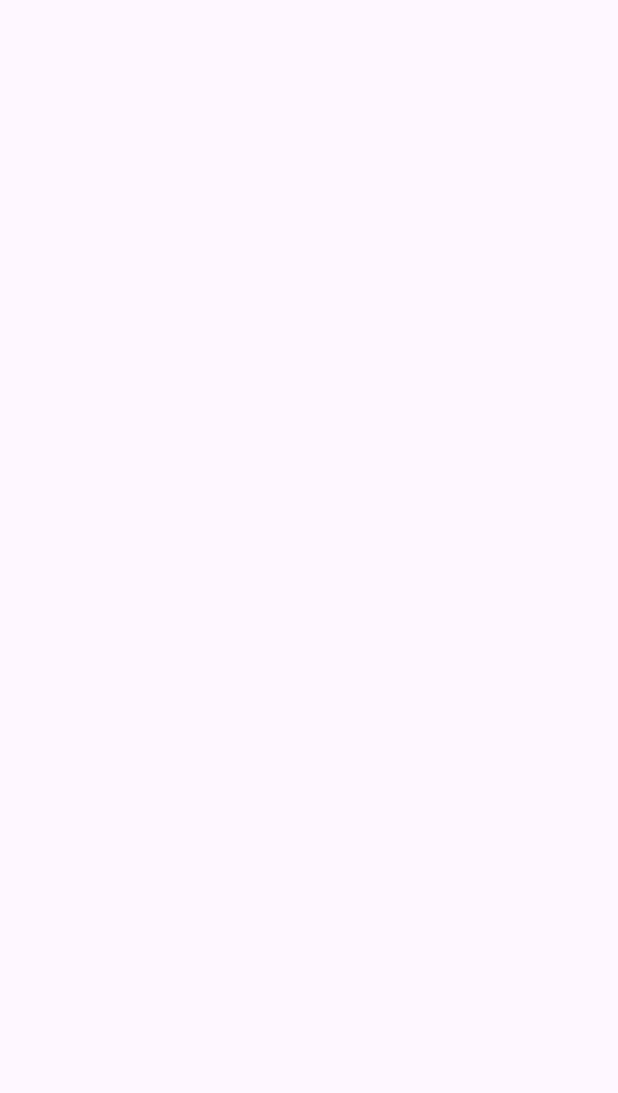
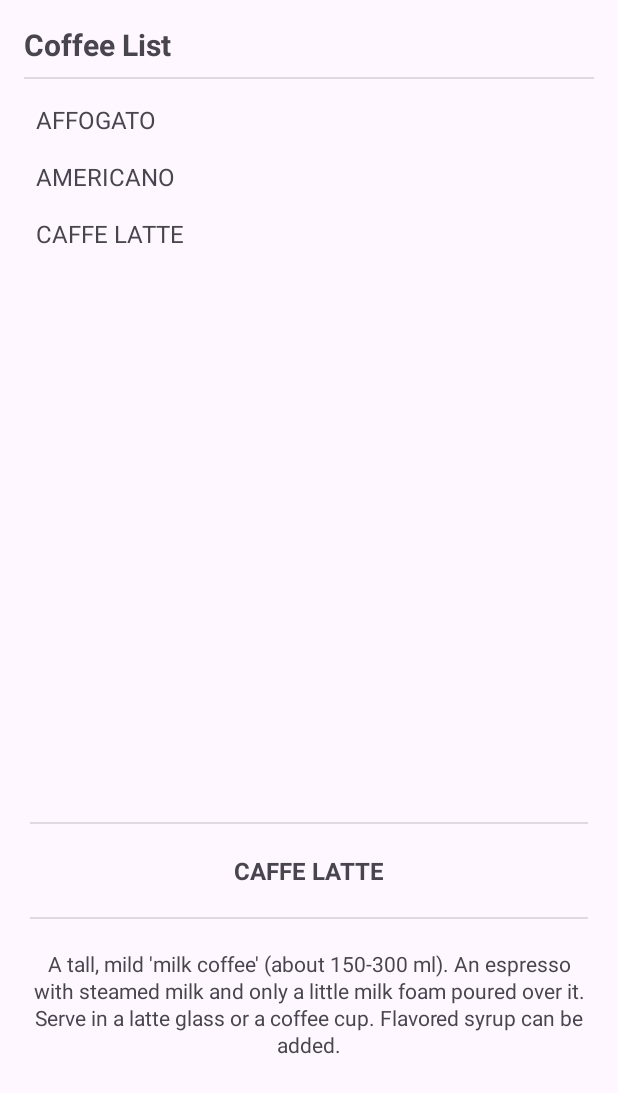
Before and after one commit to sakuranadira/LAB_WEEK_03, an Android app: the screen it shows after launch (MainActivity), on a phone screen of 412 x 824 dp. Before the commit the part shown is empty. Shown: the top 1093 px of the screen. Run offline under Robolectric (Android 15) with nearby library versions, the phone set to English and light mode, and no system bars.

Commit message:
Commit No. 2 – add coffee list & detail fragment

```diff
--- /dev/null
+++ b/app/src/main/java/com/example/lab_week_03/ListFragment.kt
@@ -0,0 +1,58 @@
+package com.example.lab_week_03
+
+import android.content.Context
+import android.os.Bundle
+import android.view.LayoutInflater
+import android.view.View
+import android.view.ViewGroup
+import androidx.fragment.app.Fragment
+
+class ListFragment : Fragment(), View.OnClickListener {
+
+    private lateinit var coffeeListener: CoffeeListener
+
+    override fun onAttach(context: Context) {
+        super.onAttach(context)
+        if (context is CoffeeListener) {
+            coffeeListener = context
+        } else {
+            throw RuntimeException("$context must implement CoffeeListener")
+        }
+    }
+
+    override fun onCreate(savedInstanceState: Bundle?) {
+        super.onCreate(savedInstanceState)
+    }
+
+    override fun onCreateView(
+        inflater: LayoutInflater, container: ViewGroup?,
+        savedInstanceState: Bundle?
+    ): View? {
+        return inflater.inflate(R.layout.fragment_list, container, false)
+    }
+
+    override fun onViewCreated(view: View, savedInstanceState: Bundle?) {
+        super.onViewCreated(view, savedInstanceState)
+
+        val coffeeList = listOf<View>(
+            view.findViewById(R.id.affogato),
+            view.findViewById(R.id.americano),
+            view.findViewById(R.id.latte)
+        )
+
+        coffeeList.forEach {
+            it.setOnClickListener(this)
+        }
+    }
+
+    override fun onClick(v: View?) {
+        v?.let { coffee ->
+            coffeeListener.onSelected(coffee.id)
+        }
+    }
+
+    companion object {
+        @JvmStatic
+        fun newInstance() = ListFragment()
+    }
+}
--- a/app/src/main/java/com/example/lab_week_03/MainActivity.kt
+++ b/app/src/main/java/com/example/lab_week_03/MainActivity.kt
@@ -8,7 +8,11 @@ import androidx.appcompat.app.AppCompatActivity
 import androidx.core.view.ViewCompat
 import androidx.core.view.WindowInsetsCompat
 
-class MainActivity : AppCompatActivity() {
+interface CoffeeListener {
+    fun onSelected(id: Int)
+}
+
+class MainActivity : AppCompatActivity(), CoffeeListener{
     override fun onCreate(savedInstanceState: Bundle?) {
         super.onCreate(savedInstanceState)
         enableEdgeToEdge()
@@ -20,30 +24,12 @@ class MainActivity : AppCompatActivity() {
                 systemBars.bottom)
             insets
         }
+    }
 
-        Log.d(TAG, "onCreate")
-    }
-    override fun onStart() {
-        super.onStart()
-        Log.d(TAG, "onStart")
-    }
-    override fun onResume() {
-        super.onResume()
-        Log.d(TAG, "onResume")
-    }
-    override fun onPause() {
-        super.onPause()
-        Log.d(TAG, "onPause")
-    }
-    override fun onStop() {
-        super.onStop()
-        Log.d(TAG, "onStop")
-    }
-    override fun onDestroy() {
-        super.onDestroy()
-        Log.d(TAG, "onDestroy")
-    }
-    companion object {
+    override fun onSelected(id: Int){
+        val detailFragment = supportFragmentManager
+            .findFragmentById(R.id.fragment_detail)
+                as DetailFragment
+        detailFragment.setCoffeeData(id)
     }
 }
-private const val TAG = "MainActivity"
--- a/app/src/main/res/layout/activity_main.xml
+++ b/app/src/main/res/layout/activity_main.xml
@@ -1,15 +1,32 @@
 <?xml version="1.0" encoding="utf-8"?>
-<androidx.constraintlayout.widget.ConstraintLayout xmlns:android="http://schemas.android.com/apk/res/android"
+<LinearLayout
+    xmlns:android="http://schemas.android.com/apk/res/android"
     xmlns:app="http://schemas.android.com/apk/res-auto"
     xmlns:tools="http://schemas.android.com/tools"
     android:id="@+id/main"
     android:layout_width="match_parent"
     android:layout_height="match_parent"
+    android:orientation="vertical"
     tools:context=".MainActivity">
 
-    <FrameLayout
-        android:id="@+id/fragment_container"
+    <androidx.fragment.app.FragmentContainerView
+        android:id="@+id/fragment_list"
+        android:name="com.example.lab_week_03.ListFragment"
         android:layout_width="match_parent"
-        android:layout_height="match_parent"/>
+        android:layout_height="0dp"
+        android:layout_weight="2" />
 
-</androidx.constraintlayout.widget.ConstraintLayout>
+    <View
+        android:layout_width="match_parent"
+        android:layout_height="1dp"
+        android:layout_marginHorizontal="20dp"
+        android:background="?android:attr/dividerVertical" />
+
+    <androidx.fragment.app.FragmentContainerView
+        android:id="@+id/fragment_detail"
+        android:name="com.example.lab_week_03.DetailFragment"
+        android:layout_width="match_parent"
+        android:layout_height="0dp"
+        android:layout_weight="1" />
+
+</LinearLayout>
--- /dev/null
+++ b/app/src/main/res/layout/fragment_detail.xml
@@ -0,0 +1,32 @@
+<?xml version="1.0" encoding="utf-8"?>
+<LinearLayout
+    xmlns:android="http://schemas.android.com/apk/res/android"
+    android:layout_width="match_parent"
+    android:layout_height="match_parent"
+    android:orientation="vertical"
+    android:padding="20dp">
+
+    <TextView
+        android:id="@+id/coffee_title"
+        android:layout_width="match_parent"
+        android:layout_height="wrap_content"
+        android:gravity="center"
+        android:textStyle="bold"
+        android:textSize="16sp"
+        android:text="@string/latte_title"/>
+
+    <View
+        android:layout_width="match_parent"
+        android:layout_height="1dp"
+        android:layout_marginVertical="20dp"
+        android:background="?android:attr/dividerVertical" />
+
+    <TextView
+        android:id="@+id/coffee_desc"
+        android:layout_width="match_parent"
+        android:layout_height="wrap_content"
+        android:gravity="center_horizontal"
+        android:textSize="14sp"
+        android:lineSpacingExtra="2dp"
+        android:text="@string/latte_desc"/>
+</LinearLayout>
--- /dev/null
+++ b/app/src/main/res/layout/fragment_list.xml
@@ -0,0 +1,46 @@
+<?xml version="1.0" encoding="utf-8"?>
+<LinearLayout xmlns:android="http://schemas.android.com/apk/res/android"
+    android:layout_width="match_parent"
+    android:layout_height="match_parent"
+    android:orientation="vertical"
+    android:padding="16dp">
+
+    <TextView
+        android:id="@+id/list_title"
+        android:layout_width="wrap_content"
+        android:layout_height="wrap_content"
+        android:text="Coffee List"
+        android:textSize="20sp"
+        android:textStyle="bold" />
+
+    <View
+        android:layout_width="match_parent"
+        android:layout_height="1dp"
+        android:layout_marginVertical="8dp"
+        android:background="?android:attr/listDivider" />
+
+    <TextView
+        android:id="@+id/affogato"
+        android:layout_width="wrap_content"
+        android:layout_height="wrap_content"
+        android:text="AFFOGATO"
+        android:textSize="16sp"
+        android:padding="8dp" />
+
+    <TextView
+        android:id="@+id/americano"
+        android:layout_width="wrap_content"
+        android:layout_height="wrap_content"
+        android:text="AMERICANO"
+        android:textSize="16sp"
+        android:padding="8dp" />
+
+    <TextView
+        android:id="@+id/latte"
+        android:layout_width="wrap_content"
+        android:layout_height="wrap_content"
+        android:text="CAFFE LATTE"
+        android:textSize="16sp"
+        android:padding="8dp" />
+
+</LinearLayout>
--- a/app/src/main/res/values/colors.xml
+++ b/app/src/main/res/values/colors.xml
@@ -2,4 +2,5 @@
 <resources>
     <color name="black">#FF000000</color>
     <color name="white">#FFFFFFFF</color>
+    <color name="divider">#CCCCCC</color>
 </resources>
--- a/app/src/main/res/values/strings.xml
+++ b/app/src/main/res/values/strings.xml
@@ -1,5 +1,16 @@
 <resources>
     <string name="app_name">LAB_WEEK_03</string>
-    <!-- TODO: Remove or change this placeholder text -->
-    <string name="hello_blank_fragment">Hello blank fragment</string>
+    <string name="affogato_title">AFFOGATO</string>
+    <string name="affogato_desc">Espresso poured on a vanilla ice cream. Served in a
+cappuccino cup.</string>
+    <string name="americano_title">AMERICANO</string>
+    <string name="americano_desc">Espresso with added hot water (100-150 ml). Often
+served in a cappuccino cup. (The espresso is added into the hot water rather than
+all the water being flowed through the coffee that would lead to over
+extraction.)</string>
+    <string name="latte_title">CAFFE LATTE</string>
+    <string name="latte_desc">A tall, mild \'milk coffee\' (about 150-300 ml). An
+espresso with steamed milk and only a little milk foam poured over it. Serve in a
+latte glass or a coffee cup. Flavored syrup can be added.</string>
+    <string name="coffee_list">Coffee List</string>
 </resources>
```
Also changed, not shown: app/src/main/java/com/example/lab_week_03/DetailFragment.kt (added, +49 -0 lines), app/src/main/java/com/example/lab_week_03/MainFragment.kt (deleted, +0 -69 lines), app/src/main/res/layout/fragment_main.xml (deleted, +0 -10 lines).
